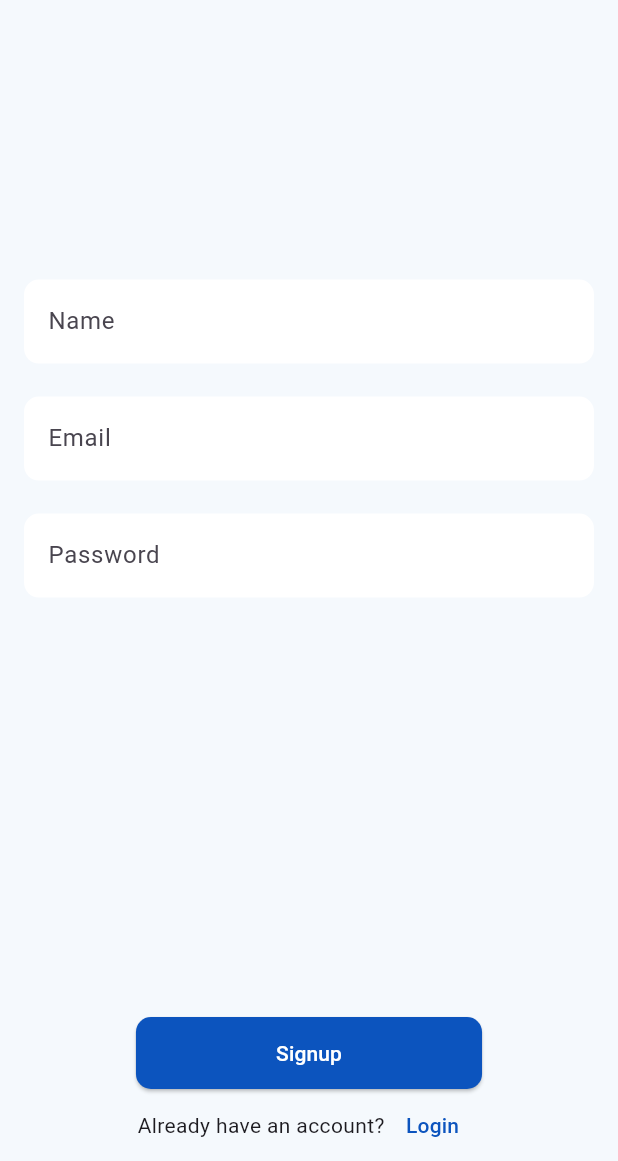
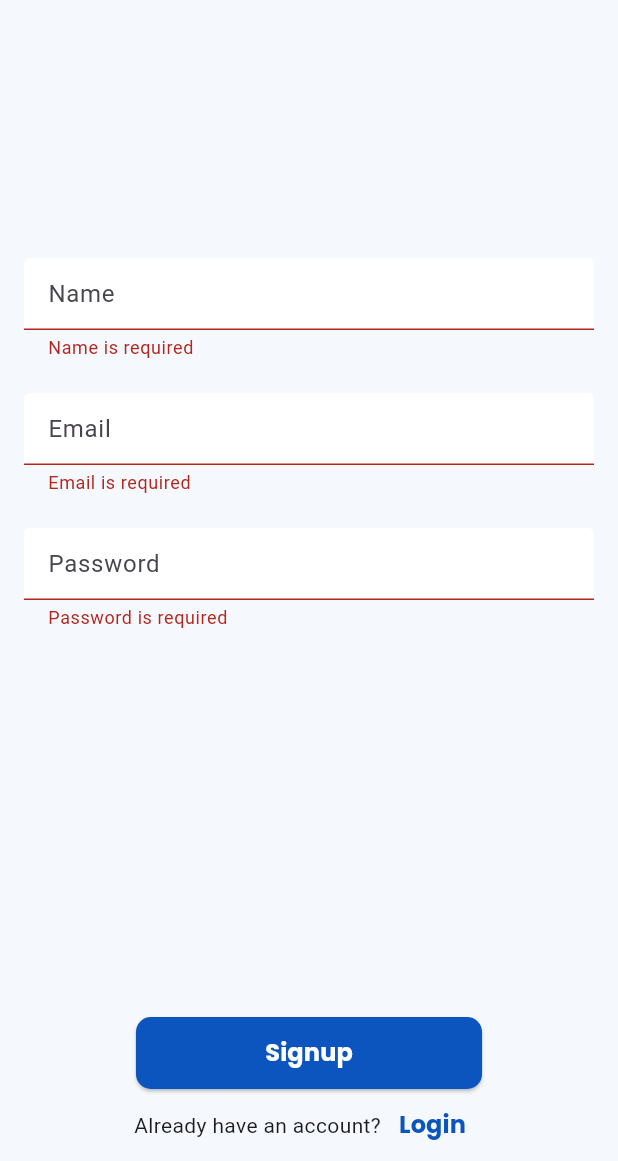
Before and after one commit to SanketRSalve/pingo_news, a Flutter app: the SignupWidget screen opened by its route, after a tap on "Signup", on a phone screen of 412 x 824 dp, the part 75-1236 px from its top. Run offline on Flutter 3.47's test engine with Material 3 defaults, Android fonts, the phone set to English and light mode, and no system bars; our stand-ins replace cloud_firestore, dio, firebase_auth, firebase_core, firebase_remote_config, go_router; accounts and stored records are empty; network calls fail.

Commit message:
Added form validators

```diff
--- /dev/null
+++ b/lib/core/utils/form_validators.dart
@@ -0,0 +1,33 @@
+class FormValidators {
+  static String? validateEmail(String? value) {
+    if (value == null || value.isEmpty) {
+      return 'Email is required';
+    }
+
+    final emailRegExp = RegExp(r'^[\w-\.]+@([\w-]+\.)+[\w-]{2,4}$');
+    if (!emailRegExp.hasMatch(value)) {
+      return 'Enter a valid email address';
+    }
+    return null;
+  }
+
+  static String? validatePassword(String? value) {
+    if (value == null || value.isEmpty) {
+      return 'Password is required';
+    }
+    if (value.length < 6) {
+      return 'Password must be at lease 6 characters long';
+    }
+    return null;
+  }
+
+  static String? validateName(String? value) {
+    if (value == null || value.isEmpty) {
+      return 'Name is required';
+    }
+    if (value.length < 2) {
+      return 'Name must be at lease 2 characters long';
+    }
+    return null;
+  }
+}
--- a/lib/core/widgets/custom_text_form_field.dart
+++ b/lib/core/widgets/custom_text_form_field.dart
@@ -5,14 +5,17 @@ class CustomTextFormField extends StatelessWidget {
     super.key,
     required this.textController,
     this.hintText,
+    this.validator,
   });
   final TextEditingController textController;
   final String? hintText;
+  final String? Function(String?)? validator;
 
   @override
   Widget build(BuildContext context) {
     return TextFormField(
       controller: textController,
+      validator: validator,
       decoration: InputDecoration(
         hintText: hintText,
         filled: true,
--- a/lib/features/authentication/presentation/widgets/signup_widget.dart
+++ b/lib/features/authentication/presentation/widgets/signup_widget.dart
@@ -1,6 +1,7 @@
 import 'package:flutter/material.dart';
 import 'package:go_router/go_router.dart';
 import 'package:lingo_news/core/theme/colors.dart';
+import 'package:lingo_news/core/utils/form_validators.dart';
 import 'package:lingo_news/features/authentication/controller/auth_provider.dart';
 import 'package:lingo_news/core/widgets/custom_text_form_field.dart';
 import 'package:provider/provider.dart';
@@ -61,16 +62,19 @@ class _SignupWidgetState extends State<SignupWidget> {
                     CustomTextFormField(
                       textController: _nameController,
                       hintText: "Name",
+                      validator: FormValidators.validateName,
                     ),
                     const SizedBox(height: 22),
                     CustomTextFormField(
                       textController: _emailController,
                       hintText: "Email",
+                      validator: FormValidators.validateEmail,
                     ),
                     const SizedBox(height: 22),
                     CustomTextFormField(
                       textController: _passwordController,
                       hintText: "Password",
+                      validator: FormValidators.validatePassword,
                     ),
                   ],
                 ),
@@ -90,17 +94,20 @@ class _SignupWidgetState extends State<SignupWidget> {
                       backgroundColor: AppColors.primaryBlue,
                     ),
                     onPressed: () {
-                      debugPrint("Signup");
-                      debugPrint(_emailController.text);
-                      context.read<AuthProvider>().registerUser(
-                          _nameController.text,
-                          _emailController.text,
-                          _passwordController.text);
+                      if (formKey.currentState!.validate()) {
+                        context.read<AuthProvider>().registerUser(
+                            _nameController.text,
+                            _emailController.text,
+                            _passwordController.text);
+                      }
                     },
                     child: const Text(
                       "Signup",
                       style: TextStyle(
                         color: Colors.white,
+                        fontFamily: "Poppins",
+                        fontSize: 16,
+                        fontWeight: FontWeight.bold,
                       ),
                     ),
                   ),
@@ -116,7 +123,12 @@ class _SignupWidgetState extends State<SignupWidget> {
                       },
                       child: const Text(
                         "Login",
-                        style: TextStyle(color: AppColors.primaryBlue),
+                        style: TextStyle(
+                          color: AppColors.primaryBlue,
+                          fontFamily: "Poppins",
+                          fontSize: 16,
+                          fontWeight: FontWeight.bold,
+                        ),
                       ),
                     ),
                   ],
--- a/lib/features/newsfeed/service/firebase_remote_service.dart
+++ b/lib/features/firebase_remote_service/firebase_remote_service.dart
@@ -7,8 +7,6 @@ class FirebaseRemoteService {
     try {
       await remoteConfig.fetchAndActivate();
       final code = remoteConfig.getString('country_code');
-      print("From firebase remote service");
-      print(code);
       return code;
     } catch (e) {
       return 'us';
--- a/lib/features/newsfeed/controller/newsfeed_provider.dart
+++ b/lib/features/newsfeed/controller/newsfeed_provider.dart
@@ -1,8 +1,8 @@
 import 'package:flutter/material.dart';
 import 'package:lingo_news/core/utils/result_exception.dart';
+import 'package:lingo_news/features/firebase_remote_service/firebase_remote_service.dart';
 import 'package:lingo_news/features/newsfeed/models/article.dart';
 import 'package:lingo_news/features/newsfeed/models/newsfeed_state.dart';
-import 'package:lingo_news/features/newsfeed/service/firebase_remote_service.dart';
 import 'package:lingo_news/features/newsfeed/service/newsfeed_service.dart';
 
 class NewsfeedProvider with ChangeNotifier {
@@ -21,7 +21,6 @@ class NewsfeedProvider with ChangeNotifier {
 
   Future<void> _initCountryCode() async {
     _countryCode = await _firebaseRemoteService.fetchCountryCode();
-    print(_countryCode);
     fetchHeadlines();
   }
 
--- a/lib/main.dart
+++ b/lib/main.dart
@@ -4,9 +4,9 @@
 import 'package:lingo_news/core/theme/app_theme.dart';
 import 'package:lingo_news/features/authentication/controller/auth_provider.dart';
 import 'package:lingo_news/features/authentication/service/auth_service.dart';
+import 'package:lingo_news/features/firebase_remote_service/firebase_remote_service.dart';
 import 'package:lingo_news/features/newsfeed/api/newsfeed_api.dart';
 import 'package:lingo_news/features/newsfeed/controller/newsfeed_provider.dart';
-import 'package:lingo_news/features/newsfeed/service/firebase_remote_service.dart';
 import 'package:lingo_news/features/newsfeed/service/newsfeed_service.dart';
 import 'package:lingo_news/firebase_options.dart';
 import 'package:provider/provider.dart';
@@ -16,11 +16,11 @@
   await Firebase.initializeApp(
     options: DefaultFirebaseOptions.currentPlatform,
   );
-  runApp(MyApp());
+  runApp(const App());
 }
 
-class MyApp extends StatelessWidget {
-  MyApp({super.key});
+class App extends StatelessWidget {
+  const App({super.key});
 
   @override
   Widget build(BuildContext context) {
--- a/pubspec.yaml
+++ b/pubspec.yaml
@@ -85,6 +85,7 @@ flutter:
         - asset: assets/fonts/Poppins-Regular.ttf
         - asset: assets/fonts/Poppins-Medium.ttf
         - asset: assets/fonts/Poppins-Bold.ttf
+        - asset: assets/fonts/Poppins-Italic.ttf
 
   #
   # For details regarding fonts from package dependencies,
```
Also changed, not shown: lib/core/utils/title_case_string_extenstion.dart (deleted, +0 -9 lines), lib/features/authentication/presentation/auth_screen.dart (deleted, +0 -25 lines), lib/features/authentication/presentation/widgets/login_widget.dart (+21 -4 lines), lib/features/home/presentation/homepage.dart (+13 -4 lines), lib/features/home/presentation/widgets/article_list_card.dart (+24 -3 lines), lib/features/home/presentation/widgets/top_headlines_widget.dart (+20 -12 lines), assets/fonts/Poppins-Italic.ttf (added).
